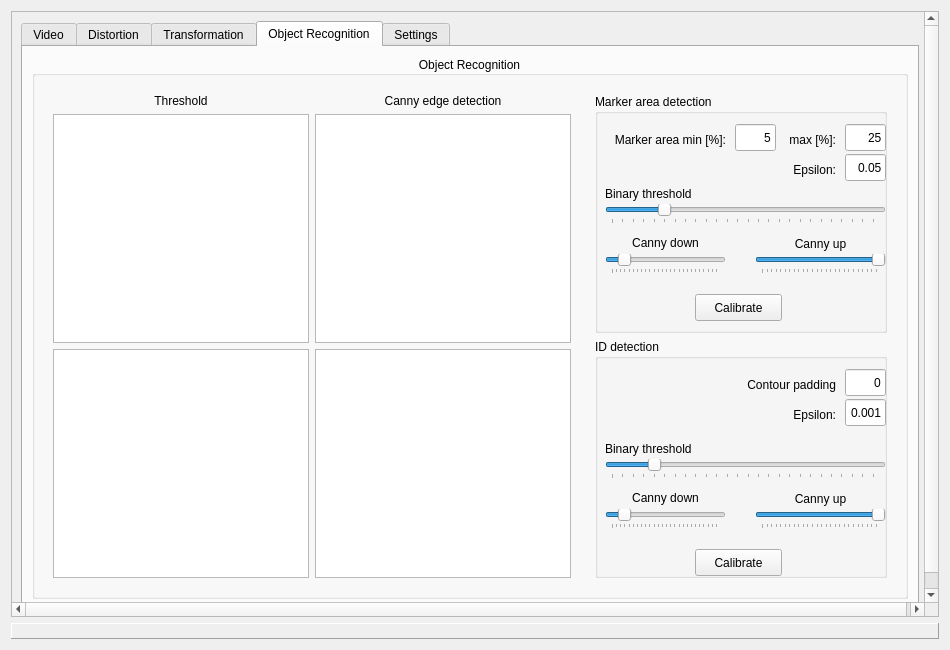
NorthernStars/MR-Vision, file mrVision/src/mrVision/gui/mainGUI.ui: the form before one commit.
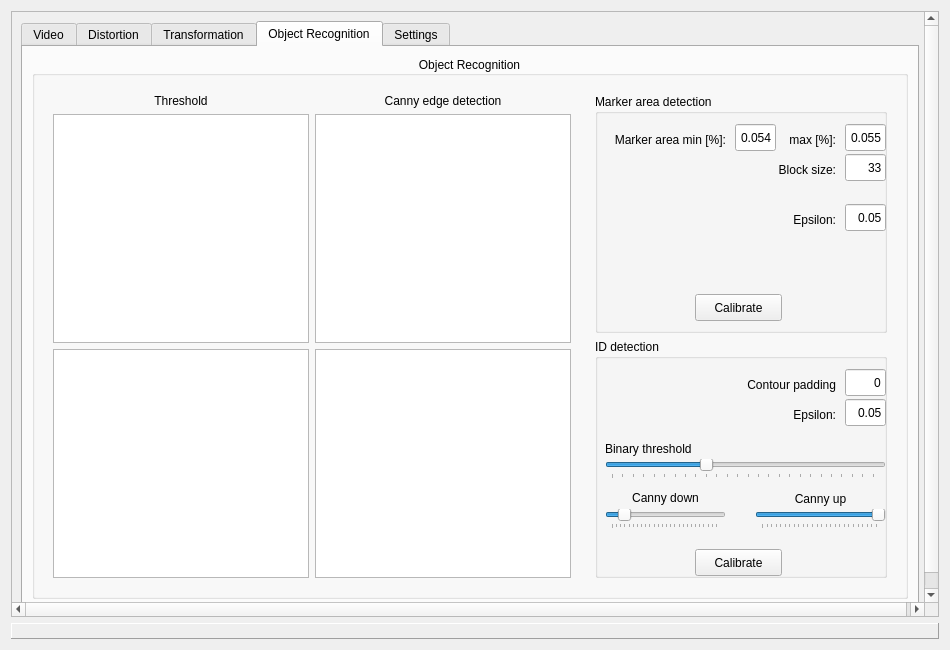
The form after the commit. The open tabs and pages were chosen to show the change.

Patch:
```diff
--- a/mrVision/src/mrVision/gui/mainGUI.ui
+++ b/mrVision/src/mrVision/gui/mainGUI.ui
@@ -1238,31 +1238,6 @@
                    <property name="title">
                     <string>Marker area detection</string>
                    </property>
-                   <widget class="QSlider" name="sliderThesholdMarkerArea">
-                    <property name="geometry">
-                     <rect>
-                      <x>10</x>
-                      <y>110</y>
-                      <width>281</width>
-                      <height>20</height>
-                     </rect>
-                    </property>
-                    <property name="maximum">
-                     <number>255</number>
-                    </property>
-                    <property name="singleStep">
-                     <number>2</number>
-                    </property>
-                    <property name="value">
-                     <number>50</number>
-                    </property>
-                    <property name="orientation">
-                     <enum>Qt::Horizontal</enum>
-                    </property>
-                    <property name="tickPosition">
-                     <enum>QSlider::TicksBelow</enum>
-                    </property>
-                   </widget>
                    <widget class="QLabel" name="label_3">
                     <property name="geometry">
                      <rect>
@@ -1289,7 +1264,7 @@
                      </rect>
                     </property>
                     <property name="text">
-                     <string>5</string>
+                     <string>0.054</string>
                     </property>
                     <property name="alignment">
                      <set>Qt::AlignRight|Qt::AlignTrailing|Qt::AlignVCenter</set>
@@ -1321,30 +1296,17 @@
                      </rect>
                     </property>
                     <property name="text">
-                     <string>25</string>
+                     <string>0.055</string>
                     </property>
                     <property name="alignment">
                      <set>Qt::AlignRight|Qt::AlignTrailing|Qt::AlignVCenter</set>
                     </property>
                    </widget>
-                   <widget class="QLabel" name="label_5">
-                    <property name="geometry">
-                     <rect>
-                      <x>10</x>
-                      <y>90</y>
-                      <width>281</width>
-                      <height>20</height>
-                     </rect>
-                    </property>
-                    <property name="text">
-                     <string>Binary threshold</string>
-                    </property>
-                   </widget>
                    <widget class="QLineEdit" name="txtMarkerAreaEpsilon">
                     <property name="geometry">
                      <rect>
                       <x>250</x>
-                      <y>60</y>
+                      <y>110</y>
                       <width>41</width>
                       <height>27</height>
                      </rect>
@@ -1360,7 +1322,7 @@
                     <property name="geometry">
                      <rect>
                       <x>10</x>
-                      <y>60</y>
+                      <y>110</y>
                       <width>231</width>
                       <height>31</height>
                      </rect>
@@ -1372,88 +1334,6 @@
                      <set>Qt::AlignRight|Qt::AlignTrailing|Qt::AlignVCenter</set>
                     </property>
                    </widget>
-                   <widget class="QSlider" name="sliderMarkerAreaCannyDown">
-                    <property name="geometry">
-                     <rect>
-                      <x>10</x>
-                      <y>160</y>
-                      <width>121</width>
-                      <height>20</height>
-                     </rect>
-                    </property>
-                    <property name="maximum">
-                     <number>255</number>
-                    </property>
-                    <property name="singleStep">
-                     <number>10</number>
-                    </property>
-                    <property name="value">
-                     <number>30</number>
-                    </property>
-                    <property name="orientation">
-                     <enum>Qt::Horizontal</enum>
-                    </property>
-                    <property name="tickPosition">
-                     <enum>QSlider::TicksBelow</enum>
-                    </property>
-                   </widget>
-                   <widget class="QSlider" name="sliderMarkerAreaCannyUp">
-                    <property name="geometry">
-                     <rect>
-                      <x>160</x>
-                      <y>160</y>
-                      <width>131</width>
-                      <height>20</height>
-                     </rect>
-                    </property>
-                    <property name="maximum">
-                     <number>255</number>
-                    </property>
-                    <property name="singleStep">
-                     <number>10</number>
-                    </property>
-                    <property name="value">
-                     <number>255</number>
-                    </property>
-                    <property name="orientation">
-                     <enum>Qt::Horizontal</enum>
-                    </property>
-                    <property name="tickPosition">
-                     <enum>QSlider::TicksBelow</enum>
-                    </property>
-                   </widget>
-                   <widget class="QLabel" name="label_7">
-                    <property name="geometry">
-                     <rect>
-                      <x>10</x>
-                      <y>140</y>
-                      <width>121</width>
-                      <height>17</height>
-                     </rect>
-                    </property>
-                    <property name="text">
-                     <string>Canny down</string>
-                    </property>
-                    <property name="alignment">
-                     <set>Qt::AlignCenter</set>
-                    </property>
-                   </widget>
-                   <widget class="QLabel" name="label_8">
-                    <property name="geometry">
-                     <rect>
-                      <x>160</x>
-                      <y>140</y>
-                      <width>131</width>
-                      <height>20</height>
-                     </rect>
-                    </property>
-                    <property name="text">
-                     <string>Canny up</string>
-                    </property>
-                    <property name="alignment">
-                     <set>Qt::AlignCenter</set>
-                    </property>
-                   </widget>
                    <widget class="QPushButton" name="cmdRecognitionMarkerArea">
                     <property name="geometry">
                      <rect>
@@ -1467,6 +1347,38 @@
                      <string>Calibrate</string>
                     </property>
                    </widget>
+                   <widget class="QLineEdit" name="txtMarkerAreaBlockSize">
+                    <property name="geometry">
+                     <rect>
+                      <x>250</x>
+                      <y>60</y>
+                      <width>41</width>
+                      <height>27</height>
+                     </rect>
+                    </property>
+                    <property name="text">
+                     <string>33</string>
+                    </property>
+                    <property name="alignment">
+                     <set>Qt::AlignRight|Qt::AlignTrailing|Qt::AlignVCenter</set>
+                    </property>
+                   </widget>
+                   <widget class="QLabel" name="label_7">
+                    <property name="geometry">
+                     <rect>
+                      <x>10</x>
+                      <y>60</y>
+                      <width>231</width>
+                      <height>31</height>
+                     </rect>
+                    </property>
+                    <property name="text">
+                     <string>Block size:</string>
+                    </property>
+                    <property name="alignment">
+                     <set>Qt::AlignRight|Qt::AlignTrailing|Qt::AlignVCenter</set>
+                    </property>
+                   </widget>
                   </widget>
                  </item>
                  <item row="1" column="0">
@@ -1484,7 +1396,7 @@
                      </rect>
                     </property>
                     <property name="text">
-                     <string>0.001</string>
+                     <string>0.05</string>
                     </property>
                     <property name="alignment">
                      <set>Qt::AlignRight|Qt::AlignTrailing|Qt::AlignVCenter</set>
@@ -1588,7 +1500,7 @@
                      <number>10</number>
                     </property>
                     <property name="value">
-                     <number>40</number>
+                     <number>90</number>
                     </property>
                     <property name="orientation">
                      <enum>Qt::Horizontal</enum>
```
